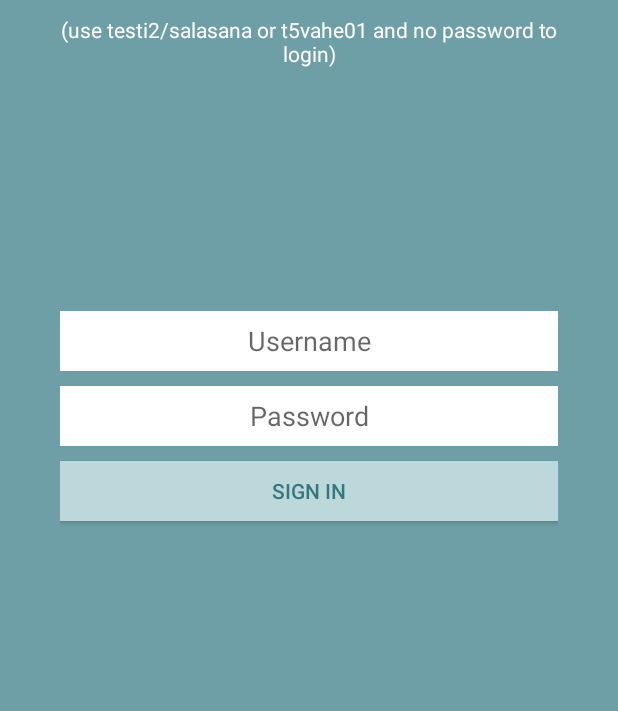
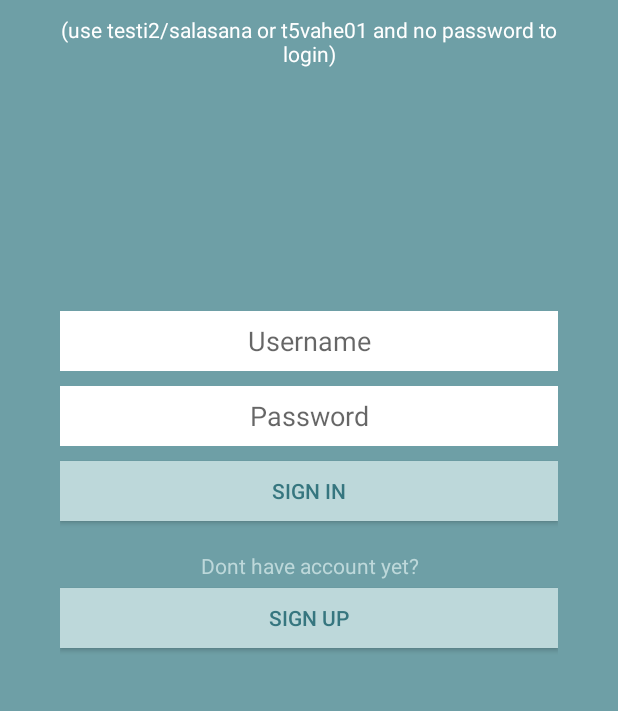
Before and after one commit to OAMKProductDesignImplementation2018/android-client, an Android app: the screen it shows after launch (LoginActivity), on a phone screen of 412 x 824 dp, the part 202-913 px from its top. Run offline under Robolectric (Android 15) with nearby library versions, the phone set to English and light mode, and no system bars.

Commit message:
Added layout for sign up

```diff
--- a/ProductDesignMobile/app/src/main/AndroidManifest.xml
+++ b/ProductDesignMobile/app/src/main/AndroidManifest.xml
@@ -28,6 +28,9 @@
     <activity android:name=".MainActivity">
 
     </activity>
+    <activity android:name=".SignUpActivity">
+
+    </activity>
 
     <provider
         android:authorities="android.productdesignmobile"
--- a/ProductDesignMobile/app/src/main/java/android/productdesignmobile/LoginActivity.java
+++ b/ProductDesignMobile/app/src/main/java/android/productdesignmobile/LoginActivity.java
@@ -25,7 +25,7 @@ import java.net.MalformedURLException;
 import java.net.URL;
 import java.util.Objects;
 
-public class LoginActivity extends AppCompatActivity implements View.OnClickListener {
+public class LoginActivity extends AppCompatActivity {
 
     private EditText username, password;
     public static final int CONNECTION_TIMEOUT=10000;
@@ -38,18 +38,19 @@ public class LoginActivity extends AppCompatActivity implements View.OnClickList
 
         username = findViewById(R.id.loginEditTextUsername);
         password = findViewById(R.id.loginEditTextPassword);
+
         Button login_button = findViewById(R.id.loginButtonLogin);
-        login_button.setOnClickListener(this);
-    }
+        login_button.setOnClickListener(v -> {
+            final String login_username = username.getText().toString();
+            final String login_password = password.getText().toString();
+            new AsyncLogin().execute(login_username,login_password);
+        });
 
-    @Override
-    public void onClick(View v) {
-        switch (v.getId()){
-            case R.id.loginButtonLogin:
-                final String login_username = username.getText().toString();
-                final String login_password = password.getText().toString();
-                new AsyncLogin().execute(login_username,login_password);
-        }
+        Button signup_button = findViewById(R.id.loginButtonSignUp);
+        signup_button.setOnClickListener(v -> {
+            Intent intent = new Intent(LoginActivity.this,SignUpActivity.class);
+            startActivity(intent);
+        });
     }
 
     private class AsyncLogin extends AsyncTask<String, String, String>
--- a/ProductDesignMobile/app/src/main/res/layout/login_activity.xml
+++ b/ProductDesignMobile/app/src/main/res/layout/login_activity.xml
@@ -7,6 +7,26 @@
     android:paddingRight="40dp"
     android:background="@color/colorPrimary"
     tools:context=".LoginActivity">
+
+    <TextView
+        android:id="@+id/loginTextViewSignUp"
+        android:layout_below="@+id/loginButtonLogin"
+        android:layout_marginTop="20dp"
+        android:layout_width="match_parent"
+        android:layout_height="wrap_content"
+        android:textAlignment="center"
+        android:textColor="@color/colorPrimaryLightest"
+        android:text="@string/loginTextViewSignUp" />
+
+    <Button
+        android:id="@+id/loginButtonSignUp"
+        android:background="@color/colorPrimaryLightest"
+        android:layout_below="@id/loginTextViewSignUp"
+        android:layout_marginTop="5dp"
+        android:layout_width="match_parent"
+        android:layout_height="40dp"
+        android:text="@string/loginButtonSignUp"
+        android:textColor="@color/colorPrimaryDarkest"/>
 
     <Button
         android:id="@+id/loginButtonLogin"
@@ -24,8 +44,8 @@
         android:textAlignment="center"
         android:layout_width="match_parent"
         android:layout_height="40dp"
-        android:layout_marginTop="10sp"
-        android:layout_marginBottom="10sp"
+        android:layout_marginTop="10dp"
+        android:layout_marginBottom="10dp"
         android:layout_centerInParent="true"
         android:layout_centerHorizontal="true"
         android:textColor="@color/colorPrimaryDarkest"
--- a/ProductDesignMobile/app/src/main/res/values/strings.xml
+++ b/ProductDesignMobile/app/src/main/res/values/strings.xml
@@ -5,6 +5,15 @@
     <string name="loginButtonLogin">Sign in</string>
     <string name="loginTextViewPassword">Password</string>
     <string name="loginTextViewUsername">Username</string>
+    <string name="loginTextViewSignUp">Dont have account yet?</string>
+    <string name="loginButtonSignUp">Sign up</string>
+
+    <string name="signUpTextViewHeader">Sign Up</string>
+    <string name="signUpHintFirstName">First name</string>
+    <string name="signUpHintLastName">Last name</string>
+    <string name="signUpHintEmail">Email</string>
+    <string name="signUpHintPassword">Password</string>
+    <string name="signUpButtonSignUp">Sign Up</string>
 
 
     <string name="menuHome">Home</string>
```
Also changed, not shown: ProductDesignMobile/app/src/main/java/android/productdesignmobile/SignUpActivity.java (added, +25 -0 lines), ProductDesignMobile/app/src/main/res/layout/signup_activity.xml (added, +77 -0 lines).
